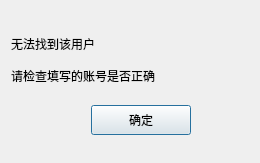
Above: ryychat/findfaildlg.ui from chris155-hash/RYY-chatroom-Cpp before the change. Below: the same form after it.
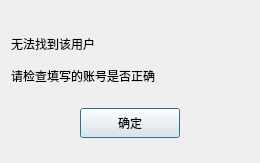
That is the form after the change. Custom widgets are drawn as their Qt base class.

The edit to the form file:
```diff
--- a/ryychat/findfaildlg.ui
+++ b/ryychat/findfaildlg.ui
@@ -97,15 +97,22 @@
    </item>
    <item>
     <widget class="QWidget" name="widget" native="true">
+     <layout class="QHBoxLayout" name="horizontalLayout">
+      <item>
+       <spacer name="horizontalSpacer">
+        <property name="orientation">
+         <enum>Qt::Horizontal</enum>
+        </property>
+        <property name="sizeHint" stdset="0">
+         <size>
+          <width>51</width>
+          <height>20</height>
+         </size>
+        </property>
+       </spacer>
+      </item>
+      <item>
      <widget class="ClickedBtn" name="fail_sure_btn">
-      <property name="geometry">
-       <rect>
-        <x>80</x>
-        <y>10</y>
-        <width>100</width>
-        <height>30</height>
-       </rect>
-      </property>
       <property name="minimumSize">
        <size>
         <width>100</width>
@@ -122,6 +129,21 @@
        <string>确定</string>
       </property>
      </widget>
+      </item>
+      <item>
+       <spacer name="horizontalSpacer_2">
+        <property name="orientation">
+         <enum>Qt::Horizontal</enum>
+        </property>
+        <property name="sizeHint" stdset="0">
+         <size>
+          <width>40</width>
+          <height>20</height>
+         </size>
+        </property>
+       </spacer>
+      </item>
+     </layout>
     </widget>
    </item>
   </layout>
```
Lines whose indentation alone changed are shown as unchanged.
